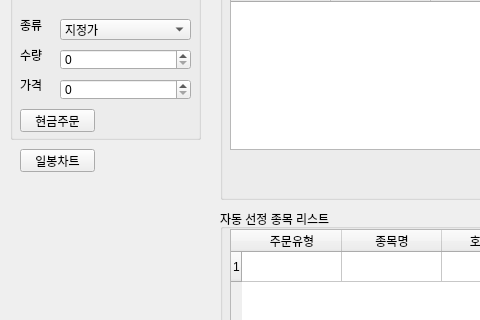
First picture: the form in pytrader.ui, repository emeraldgoose/kiwoomPytrader, before the edit; both pictures show x 0 to 480 and y 181 to 501 of the 877 by 675 pixel window.
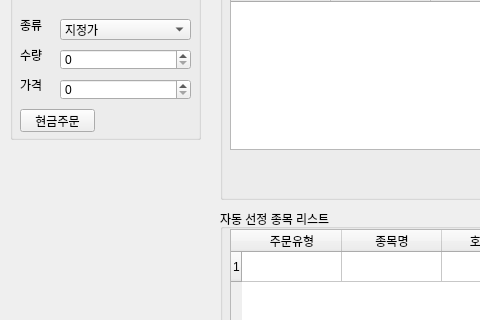
Second picture: the form after the edit. Icons and pictures are not drawn.

The edit to the form file:
```diff
--- a/pytrader.ui
+++ b/pytrader.ui
@@ -425,19 +425,6 @@
      </column>
     </widget>
    </widget>
-   <widget class="QPushButton" name="pushButton_3">
-    <property name="geometry">
-     <rect>
-      <x>20</x>
-      <y>330</y>
-      <width>75</width>
-      <height>23</height>
-     </rect>
-    </property>
-    <property name="text">
-     <string>일봉차트</string>
-    </property>
-   </widget>
   </widget>
   <widget class="QMenuBar" name="menubar">
    <property name="geometry">
```
